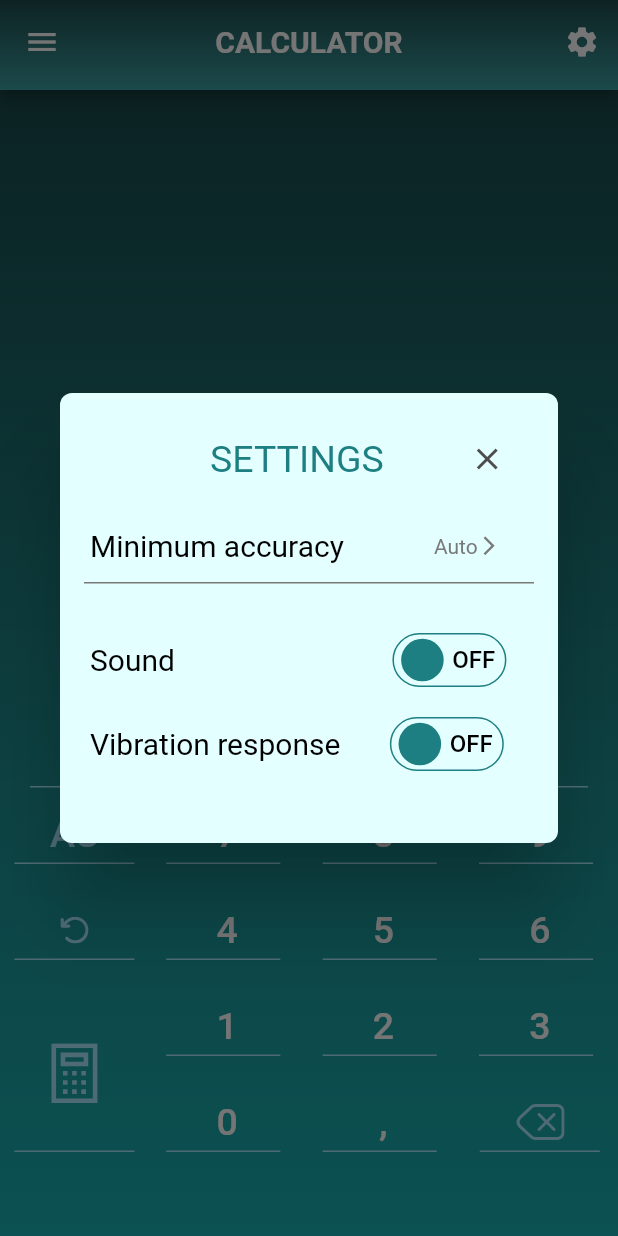
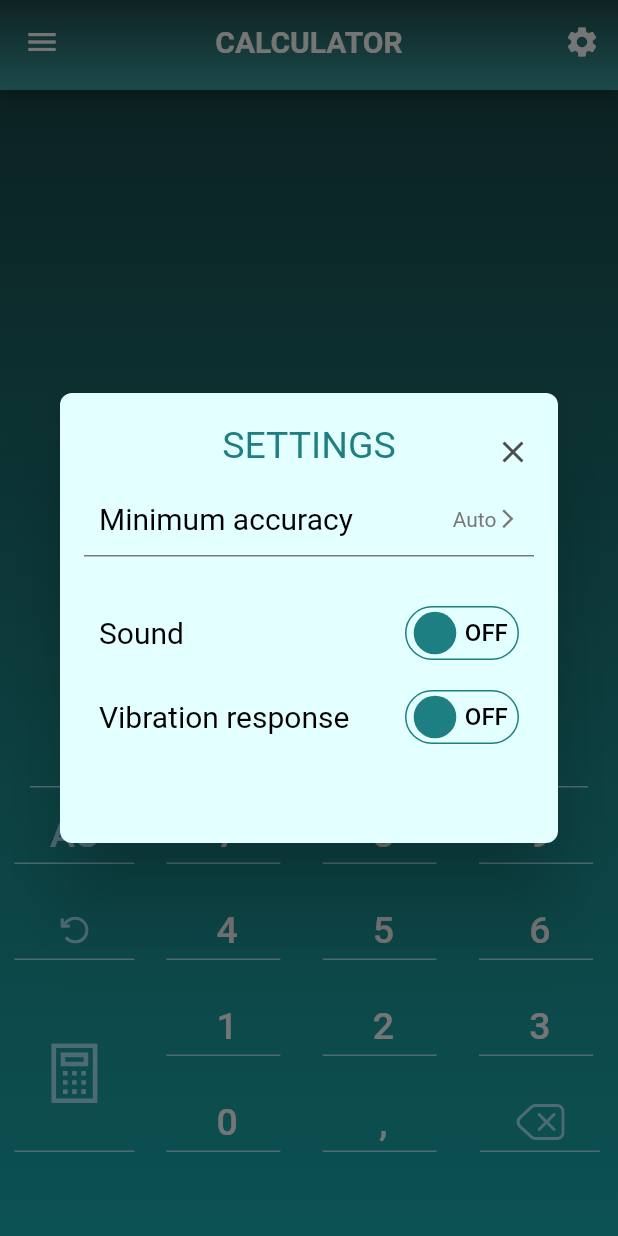
Before and after one commit to windownik/exchanger, a Flutter app: the screen it shows after launch, after a tap on the "menu" icon, on a phone screen of 412 x 824 dp. Run offline on Flutter 3.47's test engine with Material 2 defaults, Android fonts, the phone set to English and light mode, and no system bars; drawn by our look-alikes of flutter_advanced_switch; our stand-ins replace audioplayers, flutter_svg, get, google_mobile_ads, shared_preferences; network calls fail.

Commit message:
Rework global settings. Rework main currency listview widget to column

```diff
--- a/lib/logic/currency.dart
+++ b/lib/logic/currency.dart
@@ -6,6 +6,8 @@ import 'package:get/get.dart';
 import '../screens/settings/settings_screen.dart';
 
 class CustomCurrencyCard extends StatefulWidget {
+  const CustomCurrencyCard({super.key});
+
   @override
   State<StatefulWidget> createState() {
     return CustomCurrencyCardState();
@@ -19,13 +21,13 @@ class CustomCurrencyCardState extends State<CustomCurrencyCard> {
 
   @override
   Widget build(BuildContext context) {
+
     String imgPath = SettingsCardInherith.of(context)?.imgPath ?? '';
     String currencyShort = SettingsCardInherith.of(context)?.currencyShort ?? '';
     String currencyDesc = SettingsCardInherith.of(context)?.currencyDesc ?? '';
     if (!tap) {
       showCard = SettingsCardInherith.of(context)?.showCard ?? false;
     }
-
     return GestureDetector(
         onTap: () async {
           List<String> myCurrency = await db.getMyCurrency();
@@ -90,7 +92,7 @@ class CardCurrencyInfo extends StatelessWidget {
                   width: 34,
                   height: 34,
                   decoration: BoxDecoration(
-                      color: Colors.orange,
+                      color: Colors.transparent,
                       shape: BoxShape.circle,
                       image: DecorationImage(
                           image: AssetImage("assets/flags/$imgPath"),
--- a/lib/logic/main_screen_logic.dart
+++ b/lib/logic/main_screen_logic.dart
@@ -127,8 +127,10 @@ String _activeItemNotRub(
 String roundCurs (String currencyCurs, roundNumber) {
   String roundedCurs = '';
   if (roundNumber == 'Auto') {
+    int roundNumb = 3;
     double cursDouble = double.parse(currencyCurs);
-    roundedCurs = cursDouble.round().toString();
+    double currencyCursInt = cursDouble * pow(10, roundNumb);
+    roundedCurs = (currencyCursInt.round()/pow(10, roundNumb)).toString();
   } else if (roundNumber == '0') {
     double cursDouble = double.parse(currencyCurs);
     roundedCurs = cursDouble.round().toString();
--- a/lib/screens/mainScreen/main_screen.dart
+++ b/lib/screens/mainScreen/main_screen.dart
@@ -126,7 +126,7 @@ class StartScreenState extends State<StartScreen> {
         children: [
           isLoaded
               ? SizedBox(
-            height: 50,
+            height: 60,
             child: AdWidget(
               ad: bannerAd!,
             ),
@@ -136,7 +136,43 @@ class StartScreenState extends State<StartScreen> {
             height: 18,
           ),
           Flexible(
-            child: ListView.builder(
+            child:
+            // SingleChildScrollView(
+            //   child:
+            //   Column(
+            //     children: [
+            //       for (int i = 0; i < myCurrency.length; i++)...{
+            //           MoneyCard(currencyName: myCurrency[i],
+            //             number: getCursOfValute(
+            //                 activeItem: activeItem,
+            //                 index: i,
+            //                 myCurrency: myCurrency,
+            //                 actualCurs: actualCurs,
+            //                 amount: logic.getAmount(),
+            //                 roundNumber: roundNumber),
+            //             imgPath: flags[myCurrency[i]] ?? "",
+            //             sideLength: active[i] ? Get.width - 20 : 137,
+            //             onTap: () {
+            //               logic.mainNumber = myCursOnDisplay[myCurrency[i]] ?? '1';
+            //               logic.activeCurrency = i;
+            //               logic.toZero = true;
+            //               activeItem = myCurrency[i];
+            //               List<bool> newActive = [];
+            //               for (int i = 0; i < myCurrency.length; i++) {
+            //               newActive.add(false);
+            //               }
+            //               newActive.removeAt(i);
+            //               newActive.insert(i, true);
+            //               active.clear();
+            //               active = newActive;
+            //               setState(() {});
+            //               },
+            //           )
+            //       }
+            //     ],
+            //   ),
+            // )
+            ListView.builder(
                 itemCount: myCurrency.length,
                 itemBuilder: (BuildContext context, int index) {
                   String currencyName = myCurrency[index];
--- a/lib/screens/mainScreen/money_card.dart
+++ b/lib/screens/mainScreen/money_card.dart
@@ -49,7 +49,7 @@ class MoneyCard extends StatelessWidget {
                         width: 26,
                         height: 26,
                         decoration: BoxDecoration(
-                            color: Colors.orange,
+                            color: Colors.transparent,
                             shape: BoxShape.circle,
                             image: DecorationImage(
                                 image: AssetImage("assets/flags/$imgPath"),
--- a/lib/screens/settings_gloabal/settings_global.dart
+++ b/lib/screens/settings_gloabal/settings_global.dart
@@ -61,28 +61,33 @@ class SettingsRowTittle extends StatelessWidget {
 
   @override
   Widget build(BuildContext context) {
-    return Row(
+    return SizedBox(
+      width: 320,
+      height: 30,
+      child: Stack(
         children: [
-        const SizedBox(
-          width: 100,
-        ),
-        const Text(
+          const Center(
+            child: Text(
               'SETTINGS',
               style: TextStyle(
                   fontSize: 25,
                   color: Color.fromRGBO(29, 127, 129, 1),
                   fontWeight: FontWeight.w400),
             ),
-        const SizedBox(
-          width: 45,
           ),
-        IconButton(
+
+          Positioned(
+            right: 0,
+            top: -5,
+            child: IconButton(
                 onPressed: onPressed,
                 icon: const Icon(
                   Icons.close,
                   color: Color.fromRGBO(77, 77, 77, 1),
-            ))
+                )),
+          )
         ],
+      ),
     );
   }
 }
@@ -113,20 +118,17 @@ class _MinimumAccuracyRow extends State<MinimumAccuracyRow> {
 
   @override
   Widget build(BuildContext context) {
-    return Row(
+    return SizedBox(
+      width: 280,
+      child: Row(
+        mainAxisAlignment: MainAxisAlignment.spaceBetween,
         children: [
-        const SizedBox(
-          width: 20,
-        ),
           const Text(
             'Minimum accuracy',
             style: TextStyle(
                 fontSize: 20,
                 color: Color.fromRGBO(0, 0, 0, 1),
                 fontWeight: FontWeight.w400),
-        ),
-        const SizedBox(
-          width: 60,
           ),
           DropdownButton<String>(
             value: dropdownValue,
@@ -157,6 +159,7 @@ class _MinimumAccuracyRow extends State<MinimumAccuracyRow> {
             }).toList(),
           )
         ],
+      ),
     );
   }
 }
@@ -198,11 +201,11 @@ class _SoundRow extends State<SoundRow> {
 
   @override
   Widget build(BuildContext context) {
-    return Row(
+    return SizedBox(
+      width: 280,
+      child: Row(
+        mainAxisAlignment: MainAxisAlignment.spaceBetween,
         children: [
-        const SizedBox(
-          width: 20,
-        ),
           const Text(
             'Sound',
             style: TextStyle(
@@ -210,9 +213,7 @@ class _SoundRow extends State<SoundRow> {
                 color: Color.fromRGBO(0, 0, 0, 1),
                 fontWeight: FontWeight.w400),
           ),
-        const SizedBox(
-          width: 145,
-        ),
+
           Container(
             width: 76.0,
             height: 36.0,
@@ -249,6 +250,7 @@ class _SoundRow extends State<SoundRow> {
             ),
           ),
         ],
+      ),
     );
   }
 }
@@ -292,11 +294,11 @@ class _VibrationRow extends State<VibrationRow> {
 
   @override
   Widget build(BuildContext context) {
-    return Row(
+    return SizedBox(
+      width: 280,
+      child: Row(
+        mainAxisAlignment: MainAxisAlignment.spaceBetween,
         children: [
-        const SizedBox(
-          width: 20,
-        ),
           const Text(
             'Vibration response',
             style: TextStyle(
@@ -304,9 +306,7 @@ class _VibrationRow extends State<VibrationRow> {
                 color: Color.fromRGBO(0, 0, 0, 1),
                 fontWeight: FontWeight.w400),
           ),
-        const SizedBox(
-          width: 33,
-        ),
+
           Container(
             width: 76.0,
             height: 36.0,
@@ -343,6 +343,7 @@ class _VibrationRow extends State<VibrationRow> {
             ),
           ),
         ],
+      ),
     );
   }
 }
```
Also changed, not shown: lib/screens/settings/settings_screen.dart (+37 -20 lines). Lines whose indentation alone changed are shown as unchanged.
